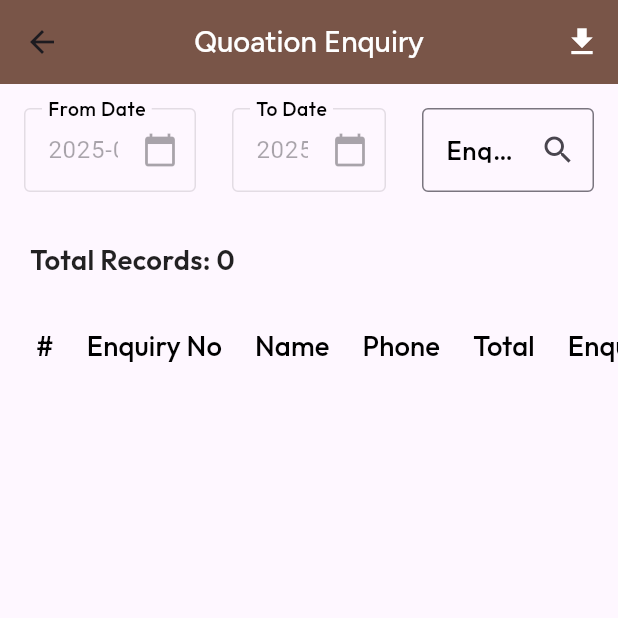
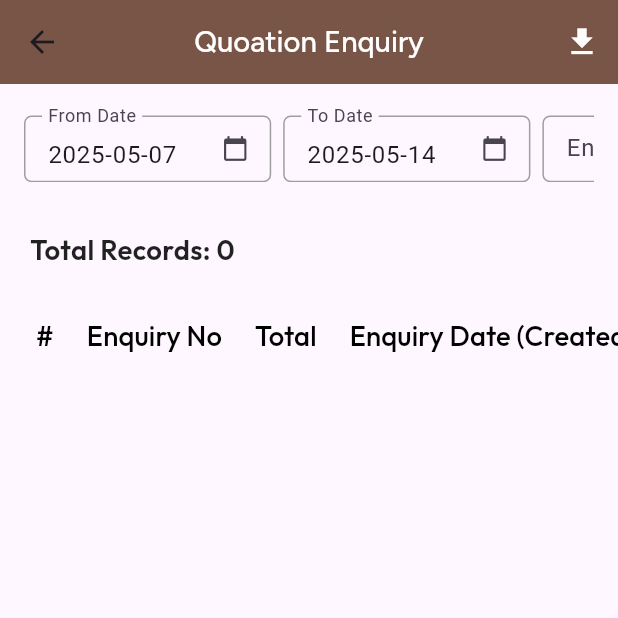
Before and after one commit to ofchari/Zaron, a Flutter app: the QuotationEnquiry screen opened directly, on a phone screen of 412 x 824 dp, the top half of it. Run offline on Flutter 3.47's test engine with Material 3 defaults, Android fonts, the phone set to English and light mode, and no system bars; our stand-ins replace dropdown_search, flutter_screenutil, font_awesome_flutter, gap, get, google_fonts and 2 more; accounts and stored records are empty; network calls fail.

Commit message:
Edit Total,quotation Page

```diff
--- a/lib/view/screens/quotation.dart
+++ b/lib/view/screens/quotation.dart
@@ -2,6 +2,7 @@
 
 import 'package:flutter/material.dart';
 import 'package:flutter_screenutil/flutter_screenutil.dart';
+import 'package:gap/gap.dart';
 import 'package:google_fonts/google_fonts.dart';
 import 'package:http/http.dart' as http;
 import 'package:zaron/view/widgets/subhead.dart';
@@ -136,6 +137,7 @@
 
   @override
   Widget build(BuildContext context) {
+    var size = MediaQuery.sizeOf(context);
     return Scaffold(
       appBar: AppBar(
         centerTitle: true,
@@ -159,89 +161,101 @@
           Container(
             padding: const EdgeInsets.all(
                 16), // Increased padding for better spacing
+            child: SingleChildScrollView(
+              scrollDirection: Axis.horizontal,
               child: Row(
                 crossAxisAlignment: CrossAxisAlignment.start,
                 children: [
                   // From Date
-                Expanded(
+                  SizedBox(
+                    height: size.height * 0.06,
+                    width: size.width * 0.40,
                     child: Padding(
-                    padding: const EdgeInsets.only(right: 12),
-                    child: InkWell(
-                      onTap: () => _selectDate(context, fromDateController),
+                      padding: const EdgeInsets.only(top: 5),
                       child: TextField(
                         controller: fromDateController,
-                        enabled: false,
+                        // enabled: false,
+                        readOnly: true,
                         decoration: InputDecoration(
-                          contentPadding: const EdgeInsets.symmetric(
-                              horizontal: 12, vertical: 16),
-                          labelText: 'From Date',
-                          labelStyle: GoogleFonts.outfit(
-                            textStyle: TextStyle(
-                              fontSize: 15.sp,
-                              fontWeight: FontWeight.w500,
-                              color: Colors.black,
+                          labelText: "From Date",
+                          enabledBorder: OutlineInputBorder(
+                            borderRadius: BorderRadius.circular(5),
+                            borderSide: BorderSide(color: Colors.grey),
                           ),
+                          focusedBorder: OutlineInputBorder(
+                            borderRadius: BorderRadius.circular(5),
+                            borderSide:
+                                BorderSide(color: Colors.blue, width: 2),
                           ),
-                          border: const OutlineInputBorder(),
-                          suffixIcon: const Icon(Icons.calendar_today),
+                          suffixIcon: InkWell(
+                              onTap: () =>
+                                  _selectDate(context, fromDateController),
+                              child: Icon(Icons.calendar_today, size: 18)),
                         ),
                       ),
                     ),
                   ),
-                ),
+                  Gap(8),
 
                   // To Date
-                Expanded(
+                  SizedBox(
+                    height: size.height * 0.06,
+                    width: size.width * 0.40,
                     child: Padding(
-                    padding: const EdgeInsets.symmetric(horizontal: 12),
-                    child: InkWell(
-                      onTap: () => _selectDate(context, toDateController),
+                      padding: const EdgeInsets.only(top: 5),
                       child: TextField(
                         controller: toDateController,
-                        enabled: false,
+                        // enabled: false,
+                        readOnly: true,
                         decoration: InputDecoration(
-                          contentPadding: const EdgeInsets.symmetric(
-                              horizontal: 12, vertical: 16),
-                          labelText: 'To Date',
-                          labelStyle: GoogleFonts.outfit(
-                            textStyle: TextStyle(
-                              fontSize: 15.sp,
-                              fontWeight: FontWeight.w500,
-                              color: Colors.black,
+                          labelText: "To Date",
+                          enabledBorder: OutlineInputBorder(
+                            borderRadius: BorderRadius.circular(5),
+                            borderSide: BorderSide(color: Colors.grey),
                           ),
+                          focusedBorder: OutlineInputBorder(
+                            borderRadius: BorderRadius.circular(5),
+                            borderSide:
+                                BorderSide(color: Colors.blue, width: 2),
                           ),
-                          border: const OutlineInputBorder(),
-                          suffixIcon: const Icon(Icons.calendar_today),
+                          suffixIcon: InkWell(
+                              onTap: () =>
+                                  _selectDate(context, toDateController),
+                              child: Icon(Icons.calendar_today, size: 18)),
                         ),
                       ),
                     ),
                   ),
-                ),
+                  Gap(8),
 
                   // Enquiry No (with auto-filter)
-                Expanded(
+                  SizedBox(
+                    height: size.height * 0.06,
+                    width: size.width * 0.40,
                     child: Padding(
-                    padding: const EdgeInsets.only(left: 12),
+                      padding: const EdgeInsets.only(top: 5),
                       child: TextField(
                         controller: enquiryNoController,
                         decoration: InputDecoration(
-                        contentPadding: const EdgeInsets.symmetric(
-                            horizontal: 12, vertical: 16),
-                        labelText: 'Enquiry No',
-                        labelStyle: GoogleFonts.outfit(
-                          textStyle: TextStyle(
-                            fontSize: 15.sp,
-                            fontWeight: FontWeight.w500,
-                            color: Colors.black,
+                          labelText: "Enquiry No",
+                          enabledBorder: OutlineInputBorder(
+                            borderRadius: BorderRadius.circular(5),
+                            borderSide: BorderSide(
+                              color: Colors.grey,
                             ),
                           ),
-                        border: const OutlineInputBorder(),
-                        suffixIcon: const Icon(Icons.search),
+                          focusedBorder: OutlineInputBorder(
+                            borderRadius: BorderRadius.circular(5),
+                            borderSide:
+                                BorderSide(color: Colors.blue, width: 2),
+                          ),
+                          suffixIcon: Icon(Icons.search, size: 25),
                         ),
                       ),
                     ),
                   ),
                 ],
+              ),
             ),
           ),
 
@@ -274,9 +288,12 @@
                       child: SingleChildScrollView(
                         scrollDirection: Axis.horizontal,
                         child: DataTable(
-                          dataRowHeight: 60, // Increased for better readability
-                          columnSpacing: 22, // Increased spacing
-                          headingRowHeight: 56, // Increased header height
+                          dataRowHeight: 60,
+                          // Increased for better readability
+                          columnSpacing: 22,
+                          // Increased spacing
+                          headingRowHeight: 56,
+                          // Increased header height
                           columns: [
                             DataColumn(
                               label: Text(
@@ -293,30 +310,6 @@
                             DataColumn(
                               label: Text(
                                 'Enquiry No',
-                                style: GoogleFonts.outfit(
-                                  textStyle: TextStyle(
-                                    fontSize: 16.sp,
-                                    fontWeight: FontWeight.w500,
-                                    color: Colors.black,
-                                  ),
-                                ),
-                              ),
-                            ),
-                            DataColumn(
-                              label: Text(
-                                'Name',
-                                style: GoogleFonts.outfit(
-                                  textStyle: TextStyle(
-                                    fontSize: 16.sp,
-                                    fontWeight: FontWeight.w500,
-                                    color: Colors.black,
-                                  ),
-                                ),
-                              ),
-                            ),
-                            DataColumn(
-                              label: Text(
-                                'Phone',
                                 style: GoogleFonts.outfit(
                                   textStyle: TextStyle(
                                     fontSize: 16.sp,
@@ -399,30 +392,6 @@
                                 ),
                                 DataCell(
                                   Text(
-                                    entry.value['name'] ?? '',
-                                    style: GoogleFonts.dmSans(
-                                      textStyle: TextStyle(
-                                        fontSize: 14.2.sp,
-                                        fontWeight: FontWeight.w400,
-                                        color: Colors.black,
-                                      ),
-                                    ),
-                                  ),
-                                ),
-                                DataCell(
-                                  Text(
-                                    entry.value['phone'] ?? '',
-                                    style: GoogleFonts.dmSans(
-                                      textStyle: TextStyle(
-                                        fontSize: 14.2.sp,
-                                        fontWeight: FontWeight.w400,
-                                        color: Colors.black,
-                                      ),
-                                    ),
-                                  ),
-                                ),
-                                DataCell(
-                                  Text(
                                     entry.value['totalamount'] ?? '0',
                                     style: GoogleFonts.dmSans(
                                       textStyle: TextStyle(
```
Also changed, not shown: lib/view/screens/open_enquiry.dart (+16 -8 lines), lib/view/screens/total_enquiry.dart (+65 -96 lines), 4 other files. Lines whose indentation alone changed are shown as unchanged.
